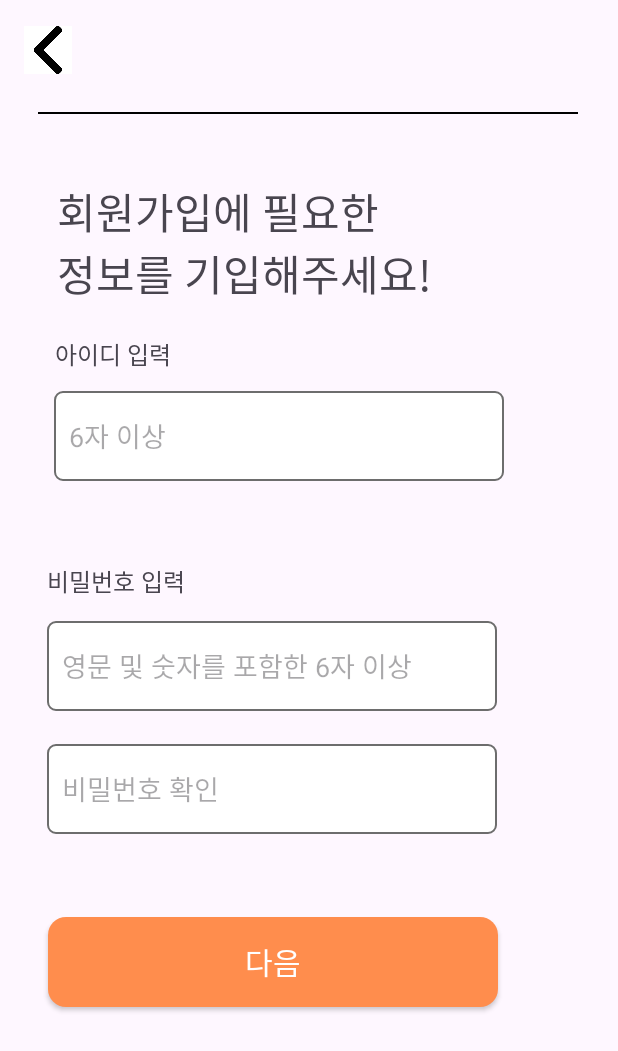
After one commit to Beacon-2023/Beacon-frontend, an Android app: the layout activity_sign_up.xml on its own in the app's theme, with its tools: preview values and no code run, on a phone screen of 412 x 824 dp. The commit adds this screen. Shown: the top 1051 px of the screen. Run offline under Robolectric (Android 15) with nearby library versions, the phone set to English and light mode, and no system bars.

Commit message:
[ADD] 페이지 연결 & 버튼 리스너

```diff
--- /dev/null
+++ b/app/src/main/res/drawable/border_radius_blank.xml
@@ -0,0 +1,14 @@
+<?xml version="1.0" encoding="utf-8"?>
+<shape xmlns:android="http://schemas.android.com/apk/res/android"
+    android:padding="10dp"
+    android:shape="rectangle">
+    <solid android:color="@color/white" />
+    <stroke
+        android:width="1dp"
+        android:color="#6D6D6D" />
+    <corners
+        android:bottomLeftRadius="5dp"
+        android:bottomRightRadius="5dp"
+        android:topLeftRadius="5dp"
+        android:topRightRadius="5dp" />
+</shape>
--- /dev/null
+++ b/app/src/main/res/drawable/border_radius_box.xml
@@ -0,0 +1,11 @@
+<?xml version="1.0" encoding="utf-8"?>
+<shape xmlns:android="http://schemas.android.com/apk/res/android"
+    android:padding="10dp"
+    android:shape="rectangle" >
+    <solid android:color="@color/main" />
+    <corners
+        android:bottomLeftRadius="12dp"
+        android:bottomRightRadius="12dp"
+        android:topLeftRadius="12dp"
+        android:topRightRadius="12dp" />
+</shape>
--- /dev/null
+++ b/app/src/main/res/layout/activity_sign_up.xml
@@ -0,0 +1,136 @@
+<?xml version="1.0" encoding="utf-8"?>
+<androidx.constraintlayout.widget.ConstraintLayout
+    xmlns:android="http://schemas.android.com/apk/res/android"
+    xmlns:app="http://schemas.android.com/apk/res-auto"
+    xmlns:tools="http://schemas.android.com/tools"
+    android:layout_width="match_parent"
+    android:layout_height="match_parent"
+    tools:context=".signUpActivity">
+
+    <ImageButton
+        android:id="@+id/btn_back"
+        android:layout_width="32dp"
+        android:layout_height="32dp"
+        android:background="@color/white"
+        android:scaleType="fitCenter"
+        android:src="@drawable/icon_left_arrow"
+        app:layout_constraintBottom_toBottomOf="parent"
+        app:layout_constraintEnd_toEndOf="parent"
+        app:layout_constraintHorizontal_bias="0.042"
+        app:layout_constraintStart_toStartOf="parent"
+        app:layout_constraintTop_toTopOf="parent"
+        app:layout_constraintVertical_bias="0.022" />
+
+    <View
+        android:id="@+id/line"
+        android:layout_width="360dp"
+        android:layout_height="2px"
+        android:background="#000000"
+        app:layout_constraintBottom_toBottomOf="parent"
+        app:layout_constraintEnd_toEndOf="parent"
+        app:layout_constraintHorizontal_bias="0.49"
+        app:layout_constraintStart_toStartOf="parent"
+        app:layout_constraintTop_toTopOf="parent"
+        app:layout_constraintVertical_bias="0.091" />
+
+    <TextView
+        android:id="@+id/txt_phrase2"
+        android:layout_width="wrap_content"
+        android:layout_height="wrap_content"
+        android:fontFamily="@font/fontlight"
+        android:text="회원가입에 필요한\n정보를 기입해주세요!"
+        android:textSize="28dp"
+        app:layout_constraintBottom_toBottomOf="parent"
+        app:layout_constraintEnd_toEndOf="parent"
+        app:layout_constraintHorizontal_bias="0.235"
+        app:layout_constraintStart_toStartOf="parent"
+        app:layout_constraintTop_toTopOf="parent"
+        app:layout_constraintVertical_bias="0.162" />
+
+    <EditText
+        android:id="@+id/input_pw_check"
+        android:layout_width="300dp"
+        android:layout_height="60dp"
+        android:background="@drawable/border_radius_blank"
+        android:hint="비밀번호 확인"
+        android:padding="10dp"
+        app:layout_constraintBottom_toBottomOf="parent"
+        app:layout_constraintEnd_toEndOf="parent"
+        app:layout_constraintHorizontal_bias="0.279"
+        app:layout_constraintStart_toStartOf="parent"
+        app:layout_constraintTop_toTopOf="parent"
+        app:layout_constraintVertical_bias="0.649" />
+
+    <EditText
+        android:id="@+id/input_pw"
+        android:layout_width="300dp"
+        android:layout_height="60dp"
+        android:background="@drawable/border_radius_blank"
+        android:hint="영문 및 숫자를 포함한 6자 이상"
+        android:padding="10dp"
+        app:layout_constraintBottom_toBottomOf="parent"
+        app:layout_constraintEnd_toEndOf="parent"
+        app:layout_constraintHorizontal_bias="0.279"
+        app:layout_constraintStart_toStartOf="parent"
+        app:layout_constraintTop_toTopOf="parent"
+        app:layout_constraintVertical_bias="0.542" />
+
+    <TextView
+        android:id="@+id/txt_phrase4"
+        android:layout_width="wrap_content"
+        android:layout_height="wrap_content"
+        android:fontFamily="@font/fontlight"
+        android:text="비밀번호 입력"
+        android:textSize="16dp"
+        app:layout_constraintBottom_toBottomOf="parent"
+        app:layout_constraintEnd_toEndOf="parent"
+        app:layout_constraintHorizontal_bias="0.098"
+        app:layout_constraintStart_toStartOf="parent"
+        app:layout_constraintTop_toTopOf="parent"
+        app:layout_constraintVertical_bias="0.469" />
+
+    <androidx.appcompat.widget.AppCompatButton
+        android:id="@+id/btn_next"
+        android:layout_width="300dp"
+        android:layout_height="60dp"
+        android:background="@drawable/border_radius_box"
+        android:fontFamily="@font/fontmedium"
+        android:text="다음"
+        android:textColor="@color/white"
+        android:textSize="20sp"
+        app:layout_constraintBottom_toBottomOf="parent"
+        app:layout_constraintEnd_toEndOf="parent"
+        app:layout_constraintHorizontal_bias="0.288"
+        app:layout_constraintStart_toStartOf="parent"
+        app:layout_constraintTop_toTopOf="parent"
+        app:layout_constraintVertical_bias="0.8" />
+
+    <TextView
+        android:id="@+id/txt_phrase3"
+        android:layout_width="wrap_content"
+        android:layout_height="wrap_content"
+        android:fontFamily="@font/fontlight"
+        android:text="아이디 입력"
+        android:textSize="16dp"
+        app:layout_constraintBottom_toBottomOf="parent"
+        app:layout_constraintEnd_toEndOf="parent"
+        app:layout_constraintHorizontal_bias="0.109"
+        app:layout_constraintStart_toStartOf="parent"
+        app:layout_constraintTop_toTopOf="parent"
+        app:layout_constraintVertical_bias="0.28" />
+
+    <EditText
+        android:id="@+id/input_id"
+        android:layout_width="300dp"
+        android:layout_height="60dp"
+        android:background="@drawable/border_radius_blank"
+        android:hint="6자 이상"
+        android:padding="10dp"
+        app:layout_constraintBottom_toBottomOf="parent"
+        app:layout_constraintEnd_toEndOf="parent"
+        app:layout_constraintHorizontal_bias="0.324"
+        app:layout_constraintStart_toStartOf="parent"
+        app:layout_constraintTop_toTopOf="parent"
+        app:layout_constraintVertical_bias="0.341" />
+
+</androidx.constraintlayout.widget.ConstraintLayout>
--- a/app/src/main/res/values/colors.xml
+++ b/app/src/main/res/values/colors.xml
@@ -2,4 +2,6 @@
 <resources>
     <color name="black">#FF000000</color>
     <color name="white">#FFFFFFFF</color>
+    <color name="main">#FFFF8D4D</color>
+    <color name="main50">#80FF8D4D</color>
 </resources>
```
Also changed, not shown: app/src/main/java/com/beacon/setLocationActivity.kt (renamed from app/src/main/java/com/beacon/MainActivity.kt, +4 -4 lines), app/src/main/java/com/beacon/signInActivity.kt (added, +11 -0 lines), app/src/main/java/com/beacon/signUpActivity.kt (added, +24 -0 lines), app/src/main/java/com/beacon/startActivity.kt (added, +29 -0 lines), app/src/main/res/drawable/border_radius_box_50per.xml (added, +11 -0 lines), app/src/main/res/layout/activity_main.xml (deleted, +0 -68 lines), app/src/main/res/layout/activity_setlocation.xml (added, +95 -0 lines), app/src/main/res/drawable/icon_left_arrow.png (added), 3 other files.
